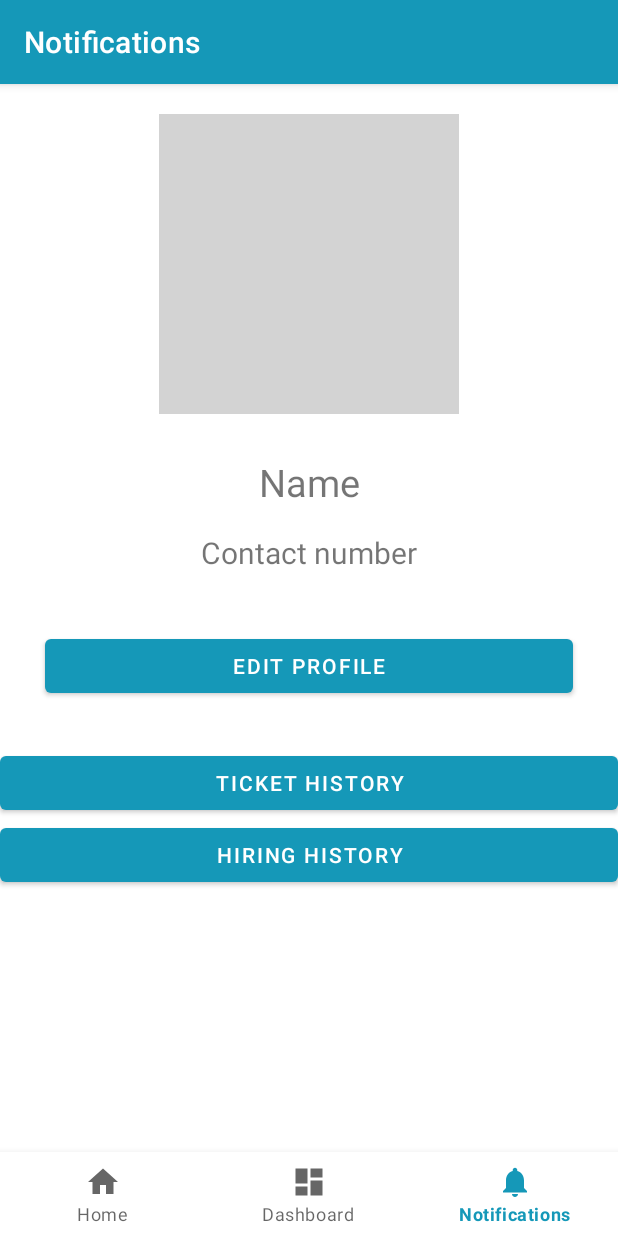
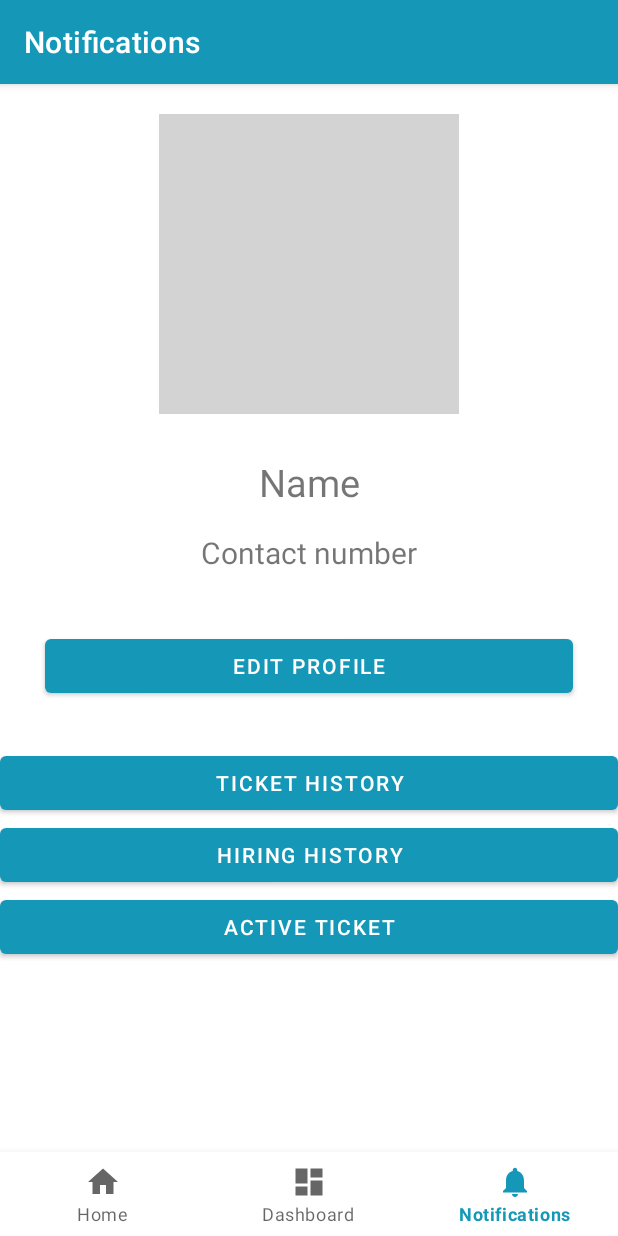
Before and after one commit to sanii88/Sahayatri_KGgroup_Agile, an Android app: the NotificationsFragment screen opened through its navigation route, on a phone screen of 412 x 824 dp. Run offline under Robolectric (Android 15) with nearby library versions, the phone set to English and light mode, and no system bars; our stand-ins replace navigation-ui.

Commit message:
active ticket

```diff
--- a/app/src/main/AndroidManifest.xml
+++ b/app/src/main/AndroidManifest.xml
@@ -18,6 +18,9 @@
         android:supportsRtl="true"
         android:theme="@style/Theme.SahayatriBookingSewa"
         android:usesCleartextTraffic="true">
+        <activity
+            android:name=".ActiveTicketActivity"
+            android:exported="true" />
         <activity
             android:name=".ShowUser"
             android:exported="true" />
--- a/app/src/main/java/com/sunny/sahayatribookingsewa/ui/notifications/NotificationsFragment.kt
+++ b/app/src/main/java/com/sunny/sahayatribookingsewa/ui/notifications/NotificationsFragment.kt
@@ -32,6 +32,7 @@ class NotificationsFragment : Fragment() {
     private lateinit var btnEditProfile : Button
     private lateinit var btnTicket : Button
     private lateinit var btnHire : Button
+    private lateinit var btnActiveTicket : Button
 
     override fun onCreateView(
         inflater: LayoutInflater,
@@ -49,6 +50,7 @@ class NotificationsFragment : Fragment() {
         btnEditProfile = root.findViewById(R.id.btnEditProfile)
         btnTicket = root.findViewById(R.id.btnTicket)
         btnHire = root.findViewById(R.id.btnHire)
+        btnActiveTicket = root.findViewById(R.id.btnActiveTicket)
 
 
         CoroutineScope(Dispatchers.IO).launch {
@@ -86,6 +88,11 @@ class NotificationsFragment : Fragment() {
             startActivity(intent)
         }
 
+        btnActiveTicket.setOnClickListener {
+            val intent = Intent(view?.context, ActiveTicketActivity::class.java)
+            startActivity(intent)
+        }
+
         return root
     }
 
--- a/app/src/main/res/layout/fragment_notifications.xml
+++ b/app/src/main/res/layout/fragment_notifications.xml
@@ -52,4 +52,9 @@
         android:layout_height="wrap_content"
         android:text="hiring history"/>
 
+    <Button
+        android:id="@+id/btnActiveTicket"
+        android:layout_width="match_parent"
+        android:layout_height="wrap_content"
+        android:text="active ticket"/>
 </LinearLayout>
```
Also changed, not shown: app/src/main/java/com/sunny/sahayatribookingsewa/adapter/AdminAdapter.kt (+40 -0 lines), app/src/main/java/com/sunny/sahayatribookingsewa/model/BookingTicket.kt (+6 -3 lines), app/src/main/res/layout/insert_ticket_list.xml (+12 -0 lines).
